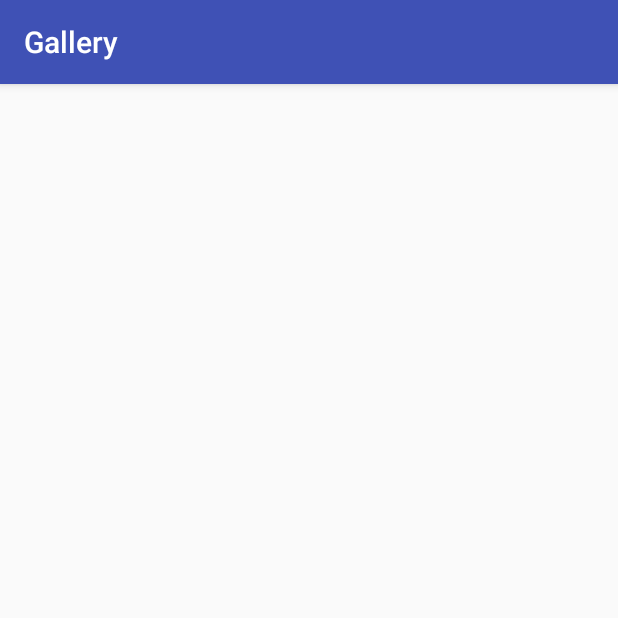
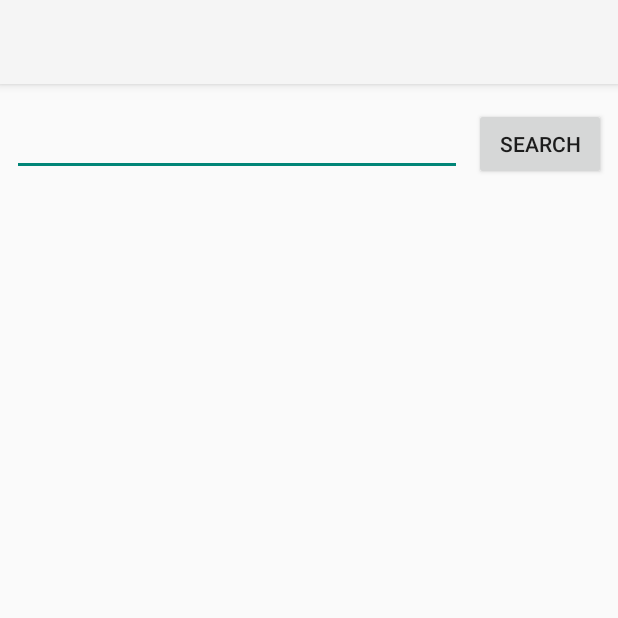
Before and after one commit to IdeoG/android-image-gallery, an Android app: the screen it shows after launch (GalleryActivity), on a phone screen of 412 x 824 dp, the top half of it. Run offline under Robolectric (Android 15) with nearby library versions, the phone set to English and light mode, and no system bars; pictures from the network do not load.

Commit message:
Обновления: - Добавил поиск по тексту

```diff
--- a/app/src/main/AndroidManifest.xml
+++ b/app/src/main/AndroidManifest.xml
@@ -3,12 +3,12 @@
     package="com.ideog.android.gallery">
     <uses-permission android:name="android.permission.INTERNET"></uses-permission>
     <application
+        android:theme="@style/Theme.AppCompat.Light.NoActionBar"
         android:allowBackup="true"
         android:icon="@mipmap/ic_launcher"
         android:label="@string/app_name"
         android:roundIcon="@mipmap/ic_launcher_round"
-        android:supportsRtl="true"
-        android:theme="@style/AppTheme">
+        android:supportsRtl="true">
         <activity android:name=".GalleryActivity">
             <intent-filter>
                 <action android:name="android.intent.action.MAIN" />
--- a/app/src/main/java/com/ideog/android/gallery/GalleryActivity.java
+++ b/app/src/main/java/com/ideog/android/gallery/GalleryActivity.java
@@ -57,10 +57,12 @@ public class GalleryActivity extends AppCompatActivity {
     }
 
     private void initializeUI() {
+        search_btn = findViewById(R.id.search_btn);
+        search_edit = findViewById(R.id.search_edit);
         imagesGrid = findViewById(R.id.imagesGrid);
 
         try {
-            findImages();
+            findImages(search_edit.getText().toString());
         } catch (IOException e) {
             e.printStackTrace();
         }
@@ -88,18 +90,34 @@ public class GalleryActivity extends AppCompatActivity {
                 startActivity(intent);
             }
         });
+
+        search_btn.setOnClickListener(new View.OnClickListener() {
+            @Override
+            public void onClick(View v) {
+                try {
+                    findImages(search_edit.getText().toString());
+                } catch (IOException e) {
+                    e.printStackTrace();
+                }
+            }
+        });
     }
 
-    private void findImages() throws IOException {
+    private void findImages(String text) throws IOException {
+        if (text.equals(""))
+            return;
+
         String url = Uri.parse("https://api.flickr.com/services/rest/")
                 .buildUpon()
-                .appendQueryParameter("method", "flickr.photos.getRecent")
+                .appendQueryParameter("method", "flickr.photos.search")
                 .appendQueryParameter("api_key", API_KEY)
+                .appendQueryParameter("text", text)
+                .appendQueryParameter("sort", "interestingness-asc")
                 .appendQueryParameter("format", "json")
                 .appendQueryParameter("nojsoncallback", "1")
                 .appendQueryParameter("extras", "url_s")
                 .build().toString();
-
+        Log.i(TAG, "findImages: url request = " + url);
         OkHttpClient client = new OkHttpClient();
 
         Request request = new Request.Builder()
@@ -114,20 +132,17 @@ public class GalleryActivity extends AppCompatActivity {
             @Override  public void onResponse(Call call, Response response) throws IOException {
                 String resp = response.body().string();
                 try {
-
                     JSONObject raw = new JSONObject(resp);
                     JSONObject photos = raw.getJSONObject("photos");
                     JSONArray photo = photos.getJSONArray("photo");
-                    int len = photo.length();
+                    int len = (photo.length() > 10) ? 10 : photo.length();
+                    imageUrls.clear();
                     for (int i=0; i < len; i++) {
                         String title = photo.getJSONObject(i).getString("title");
                         String url = photo.getJSONObject(i).getString("url_s");
 
                         imageUrls.add(url);
-                        Log.i(TAG, "onResponse: response title: " + title +
-                                ", url_s: " + url);
                     }
-                    Log.i(TAG, "onResponse: imageUrl lenght: " + photo.length());
                 } catch (JSONException e) {
                     e.printStackTrace();
                 }
--- a/app/src/main/res/layout/activity_gallery.xml
+++ b/app/src/main/res/layout/activity_gallery.xml
@@ -5,49 +5,68 @@
     android:layout_width="match_parent"
     android:layout_height="match_parent"
     tools:context=".GalleryActivity">
-    <!--<LinearLayout-->
-        <!--android:orientation="vertical"-->
-        <!--android:layout_width="match_parent"-->
-        <!--android:layout_height="match_parent">-->
 
-        <!--<android.support.constraint.ConstraintLayout-->
-            <!--android:orientation="horizontal"-->
-            <!--android:layout_width="match_parent"-->
-            <!--android:layout_height="match_parent">-->
+    <LinearLayout
+        android:layout_width="match_parent"
+        android:layout_height="match_parent"
+        android:orientation="vertical">
 
-            <!--<EditText-->
-                <!--android:id="@+id/search_edit"-->
-                <!--android:layout_width="0dp"-->
-                <!--android:layout_height="wrap_content"-->
-                <!--android:layout_marginEnd="8dp"-->
-                <!--android:layout_marginStart="8dp"-->
-                <!--android:layout_marginTop="16dp"-->
-                <!--app:layout_constraintEnd_toStartOf="@+id/search_btn"-->
-                <!--app:layout_constraintHorizontal_bias="1.0"-->
-                <!--app:layout_constraintStart_toStartOf="parent"-->
-                <!--app:layout_constraintTop_toTopOf="parent" />-->
+        <android.support.v7.widget.Toolbar
+            android:id="@+id/my_toolbar"
+            android:layout_width="match_parent"
+            android:layout_height="?attr/actionBarSize"
+            android:background="?attr/colorPrimary"
+            android:elevation="4dp"
+            android:theme="@style/ThemeOverlay.AppCompat.ActionBar"
+            app:popupTheme="@style/ThemeOverlay.AppCompat.Light"/>
 
-            <!--<Button-->
-                <!--android:id="@+id/search_btn"-->
-                <!--android:layout_width="0dp"-->
-                <!--android:layout_height="wrap_content"-->
-                <!--android:layout_marginEnd="8dp"-->
-                <!--android:text="Search"-->
-                <!--app:layout_constraintBaseline_toBaselineOf="@+id/search_edit"-->
-                <!--app:layout_constraintEnd_toEndOf="parent" />-->
-        <!--</android.support.constraint.ConstraintLayout>-->
+        <android.support.constraint.ConstraintLayout
+            android:layout_width="match_parent"
+            android:layout_height="wrap_content"
+            android:orientation="horizontal">
+
+            <EditText
+                android:id="@+id/search_edit"
+                android:layout_width="0dp"
+                android:layout_height="wrap_content"
+                android:layout_marginEnd="8dp"
+                android:layout_marginStart="8dp"
+                android:layout_marginTop="16dp"
+                app:layout_constraintEnd_toStartOf="@+id/search_btn"
+                app:layout_constraintHorizontal_bias="1.0"
+                app:layout_constraintStart_toStartOf="parent"
+                app:layout_constraintTop_toTopOf="parent" />
+
+            <Button
+                android:id="@+id/search_btn"
+                android:layout_width="0dp"
+                android:layout_height="wrap_content"
+                android:layout_marginEnd="8dp"
+                android:text="Search"
+                app:layout_constraintBaseline_toBaselineOf="@+id/search_edit"
+                app:layout_constraintEnd_toEndOf="parent" />
+        </android.support.constraint.ConstraintLayout>
+
+        <android.support.constraint.ConstraintLayout
+            android:layout_width="match_parent"
+            android:layout_height="wrap_content"
+            android:orientation="horizontal">
 
             <GridView
                 android:id="@+id/imagesGrid"
+                android:layout_width="match_parent"
+                android:layout_height="match_parent"
                 android:columnWidth="100dp"
+                android:horizontalSpacing="5dp"
                 android:numColumns="2"
-        android:horizontalSpacing="5dp"
-        android:verticalSpacing="5dp"
                 android:stretchMode="columnWidth"
-        android:layout_width="match_parent"
-        android:layout_height="match_parent">
+                android:verticalSpacing="5dp">
             </GridView>
-    <!--</LinearLayout>-->
+
+        </android.support.constraint.ConstraintLayout>
+
+
+    </LinearLayout>
 
 
 </android.support.constraint.ConstraintLayout>
```
Lines whose indentation alone changed are shown as unchanged.
